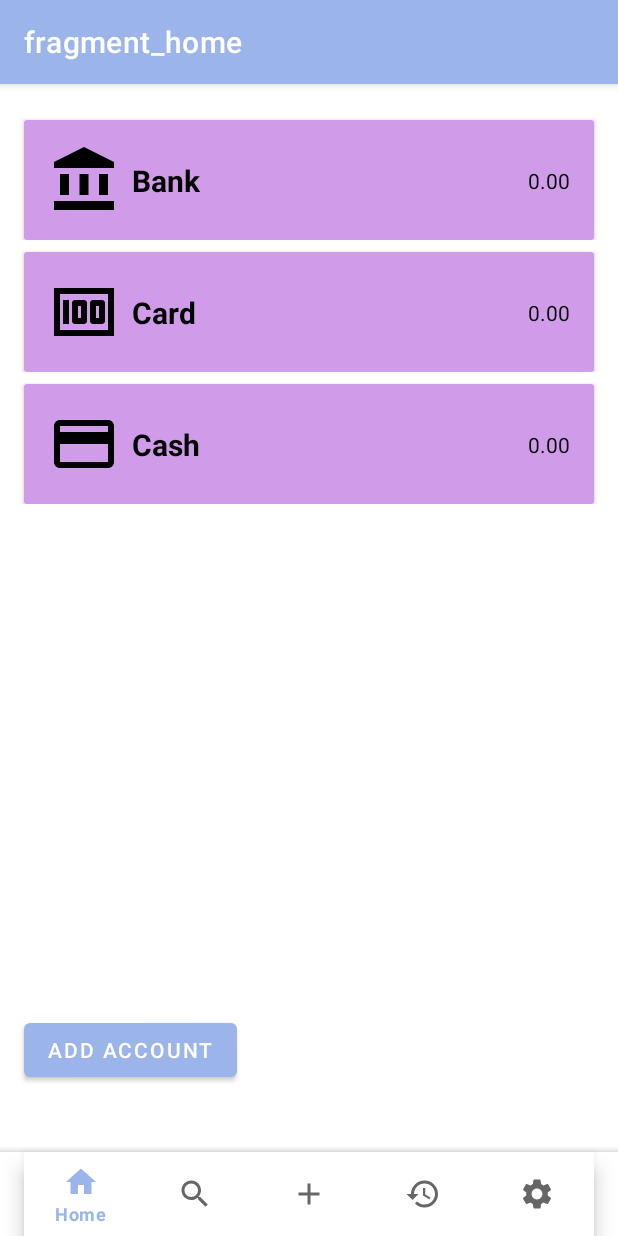
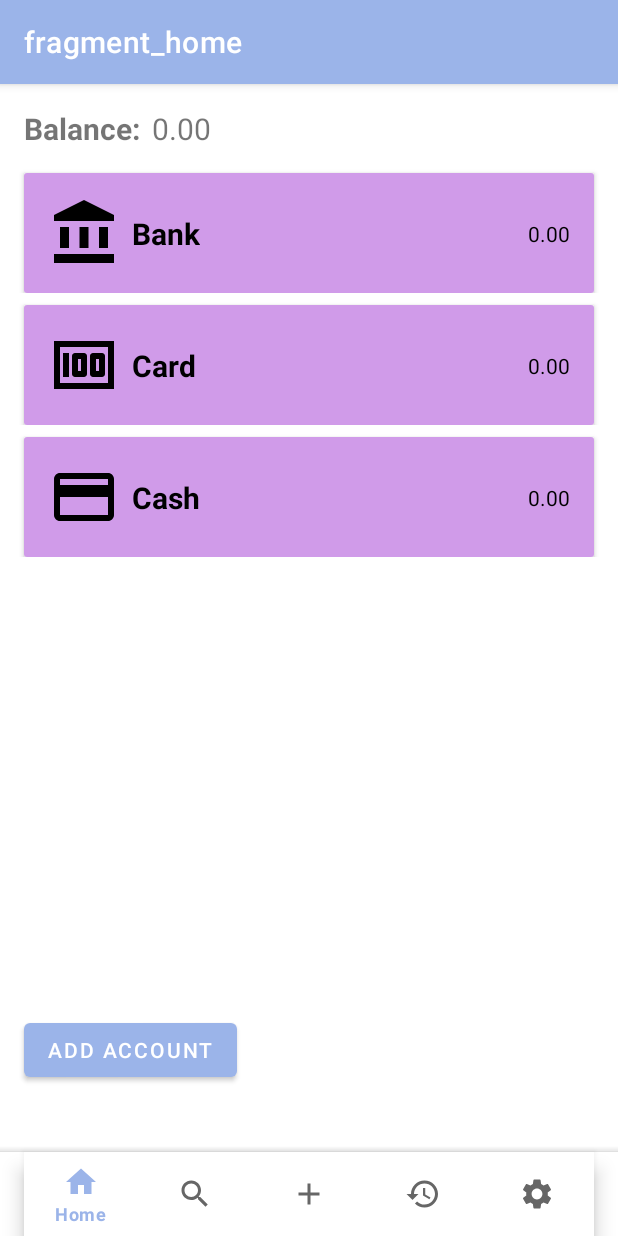
Before and after one commit to AerasGale/BudgetApp, an Android app: the screen it shows after launch (MainActivity), on a phone screen of 412 x 824 dp. Run offline under Robolectric (Android 15) with nearby library versions, the phone set to English and light mode, and no system bars; our stand-ins replace Room's generated code, navigation-ui; 1 statement that could not run was skipped.

Commit message:
feat: Added balance sum display
Added a text view in fragment_home.xml, as well as a query to get the sum of balance from the database, and the various methods across the layers to access that query result.

```diff
--- a/app/src/main/java/com/example/budgetapp/HomeFragment.java
+++ b/app/src/main/java/com/example/budgetapp/HomeFragment.java
@@ -20,6 +20,7 @@ import android.widget.Button;
 import android.widget.EditText;
 import android.widget.PopupWindow;
 import android.widget.Spinner;
+import android.widget.TextView;
 import android.widget.Toast;
 
 import com.example.budgetapp.adapter.AccountAdapter;
@@ -55,6 +56,12 @@ public class HomeFragment extends Fragment implements RecyclerViewInterface {
             accountNames = new ArrayList<>();
             for(Account a: this.adapter.getAccounts()){
                 accountNames.add(a.getAccountName());
+            }
+        });
+        TextView tvBalanceSum = binding.tvBalanceSum;
+        accountViewModel.getBalanceSum().observe(getViewLifecycleOwner(),bigDecimal -> {
+            if(bigDecimal != null){
+                tvBalanceSum.setText(bigDecimal.toString());
             }
         });
         Button btnAddPopup = binding.btnAddPopup;
--- a/app/src/main/java/com/example/budgetapp/dao/AccountDao.java
+++ b/app/src/main/java/com/example/budgetapp/dao/AccountDao.java
@@ -9,6 +9,7 @@ import androidx.room.Update;
 
 import com.example.budgetapp.entity.Account;
 
+import java.math.BigDecimal;
 import java.util.List;
 
 @Dao
@@ -28,5 +29,7 @@ public interface AccountDao {
     public LiveData<Account> getAccountByName(String name);
     @Query("SELECT * FROM accounts WHERE active_account = 1 LIMIT 1")
     public LiveData<Account> getActiveAccount();
+    @Query("SELECT SUM(account_balance) FROM accounts")
+    public LiveData<BigDecimal> getSumOfAccountBalance();
 
 }
--- a/app/src/main/java/com/example/budgetapp/repository/AccountRepo.java
+++ b/app/src/main/java/com/example/budgetapp/repository/AccountRepo.java
@@ -13,6 +13,7 @@ import com.example.budgetapp.dao.AccountDao;
 import com.example.budgetapp.database.BudgetDatabase;
 import com.example.budgetapp.entity.Account;
 
+import java.math.BigDecimal;
 import java.util.List;
 import java.util.concurrent.ExecutorService;
 import java.util.concurrent.Executors;
@@ -22,6 +23,7 @@ public class AccountRepo {
     private AccountDao accountDao;
     private LiveData<List<Account>> allAccounts;
     private LiveData<List<String>> allAccountNames;
+    private LiveData<BigDecimal> balanceSum;
     private LiveData<Account> activeAccount;
     private ExecutorService executorService;
 
@@ -29,6 +31,7 @@ public class AccountRepo {
         accountDao = BudgetDatabase.getInstance(application).accountDao();
         allAccounts = accountDao.getAllAccounts();
         allAccountNames = accountDao.getAccountNames();
+        balanceSum = accountDao.getSumOfAccountBalance();
         activeAccount = accountDao.getActiveAccount();
         executorService = Executors.newSingleThreadExecutor();
     }
@@ -60,6 +63,9 @@ public class AccountRepo {
 
     public LiveData<List<String>> getAllAccountNames() {
         return allAccountNames;
+    }
+    public LiveData<BigDecimal> getBalanceSum(){
+        return balanceSum;
     }
     public LiveData<Account> getAccountByName(String name){
         LiveData<Account> acc =accountDao.getAccountByName(name);
--- a/app/src/main/java/com/example/budgetapp/viewmodel/AccountViewModel.java
+++ b/app/src/main/java/com/example/budgetapp/viewmodel/AccountViewModel.java
@@ -10,18 +10,21 @@ import androidx.lifecycle.LiveData;
 import com.example.budgetapp.entity.Account;
 import com.example.budgetapp.repository.AccountRepo;
 
+import java.math.BigDecimal;
 import java.util.List;
 
 public class AccountViewModel extends AndroidViewModel {
     private AccountRepo repo;
     private LiveData<List<Account>> allAccounts;
     private LiveData<List<String>> allAccountNames;
+    LiveData<BigDecimal> balanceSum;
     private LiveData<Account> activeAccount;
     public AccountViewModel(@NonNull Application application) {
         super(application);
         repo = new AccountRepo(application);
         allAccounts = repo.getAllAccounts();
         allAccountNames = repo.getAllAccountNames();
+        balanceSum = repo.getBalanceSum();
         activeAccount = repo.getActiveAccount();
     }
 
@@ -44,9 +47,11 @@ public class AccountViewModel extends AndroidViewModel {
     public LiveData<List<String>> getAllAccountNames() {
         return allAccountNames;
     }
+    public LiveData<BigDecimal> getBalanceSum(){
+        return balanceSum;
+    }
     public LiveData<Account> getAccountByName(String name){
         LiveData<Account> acc =  repo.getAccountByName(name);
         return acc;
     }
-
 }
--- a/app/src/main/res/layout/fragment_home.xml
+++ b/app/src/main/res/layout/fragment_home.xml
@@ -10,14 +10,38 @@
         android:layout_width="match_parent"
         android:layout_height="match_parent">
 
+        <TextView
+            android:id="@+id/tvBalanceSumLabel"
+            android:layout_width="wrap_content"
+            android:layout_height="wrap_content"
+            android:layout_marginStart="@dimen/container_edge_margin"
+            android:layout_marginTop="@dimen/container_edge_margin"
+            android:text="@string/label_balance"
+            android:textSize="20sp"
+            android:textStyle="bold"
+            app:layout_constraintStart_toStartOf="parent"
+            app:layout_constraintTop_toTopOf="parent" />
+
+        <TextView
+            android:id="@+id/tvBalanceSum"
+            android:layout_width="wrap_content"
+            android:layout_height="wrap_content"
+            android:layout_marginStart="@dimen/between_element_margin"
+            android:text="@string/default_placeholder_decimal"
+            android:textSize="20sp"
+            app:layout_constraintBottom_toBottomOf="@+id/tvBalanceSumLabel"
+            app:layout_constraintStart_toEndOf="@+id/tvBalanceSumLabel"
+            app:layout_constraintTop_toTopOf="@+id/tvBalanceSumLabel" />
+
         <FrameLayout
+            android:id="@+id/frameLayout"
             android:layout_width="0dp"
             android:layout_height="0dp"
+            android:layout_marginTop="@dimen/between_element_margin"
             app:layout_constraintBottom_toTopOf="@+id/btnAddPopup"
             app:layout_constraintEnd_toEndOf="parent"
             app:layout_constraintStart_toStartOf="parent"
-            app:layout_constraintTop_toTopOf="parent"
-            android:layout_marginTop="@dimen/container_edge_margin">
+            app:layout_constraintTop_toBottomOf="@+id/tvBalanceSumLabel">
 
             <androidx.recyclerview.widget.RecyclerView
                 android:id="@+id/recycler_accounts"
--- a/app/src/main/res/values/strings.xml
+++ b/app/src/main/res/values/strings.xml
@@ -19,6 +19,7 @@
     <string name="label_starting_balance">Starting balance</string>
     <string name="label_add_account">Add Account</string>
     <string name="default_placeholder_decimal">0.00</string>
+    <string name="label_balance">Balance: </string>
 
     <string-array name="default_account_names">
         <item>Bank</item>
```
